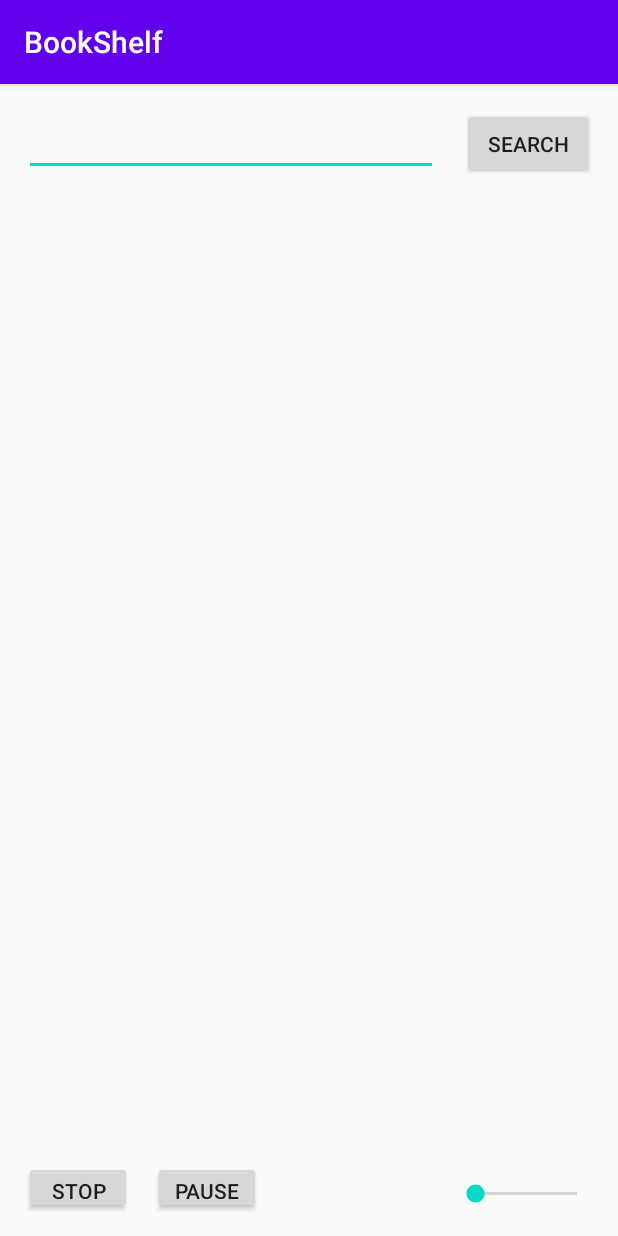
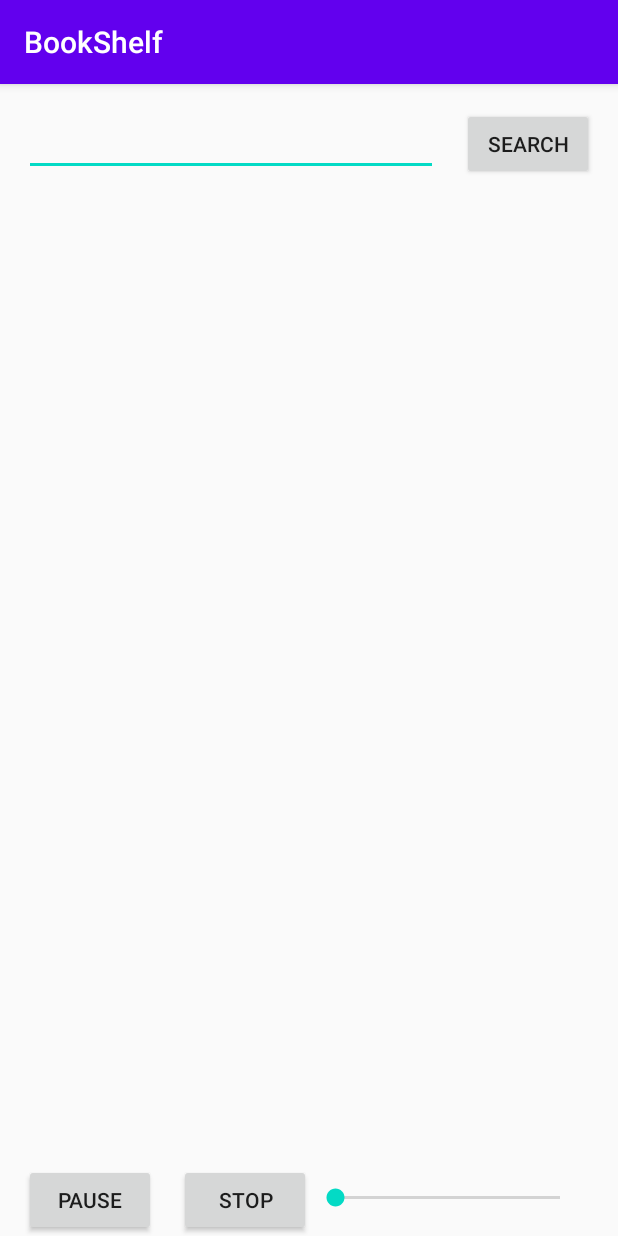
Before and after one commit to trushpatel97/Assignment9, an Android app: the screen it shows after launch (MainActivity), on a phone screen of 412 x 824 dp. Run offline under Robolectric (Android 15) with nearby library versions, the phone set to English and light mode, and no system bars; our stand-ins replace Volley; libraries missing offline, so code that uses them is left out: edu.temple.audiobookplayer; 4 statements that could not run were skipped.

Commit message:
Made minor changes to xml and deleted some useless functions

```diff
--- a/app/src/main/java/com/example/bookshelf/MainActivity.java
+++ b/app/src/main/java/com/example/bookshelf/MainActivity.java
@@ -75,7 +75,7 @@ public class MainActivity extends AppCompatActivity implements BookListFragment.
         setContentView(R.layout.activity_main);
         searchEditText = findViewById(R.id.searchEditText);
         intent = new Intent(MainActivity.this, AudiobookService.class);//Starting intent to run the audiobookserivce class
-        SeekBar seekBar = findViewById(R.id.seekBar);
+        SeekBar seekBar = (SeekBar) findViewById(R.id.seekBar);
         seekBar.setOnSeekBarChangeListener(new SeekBar.OnSeekBarChangeListener() {
             @Override
             public void onProgressChanged(SeekBar seekBar, int progress, boolean fromUser) {
@@ -101,24 +101,7 @@ public class MainActivity extends AppCompatActivity implements BookListFragment.
                 fetchBooks(searchEditText.getText().toString());
             }
         });
-        /*
-        Perform a stop
-         */
-        findViewById(R.id.stopButton).setOnClickListener(new View.OnClickListener() {
-            @Override
-            public void onClick(View v) {
-                stop_pressed();
-            }
-        });
-        /*
-        Perform a pause
-         */
-        findViewById(R.id.pauseButton).setOnClickListener(new View.OnClickListener() {
-            @Override
-            public void onClick(View v) {
-                pause_pressed();
-            }
-        });
+
         /*
         If we previously saved a book search and/or selected a book, then use that
         information to set up the necessary instance variables
@@ -173,6 +156,24 @@ public class MainActivity extends AppCompatActivity implements BookListFragment.
                         .commit();
             }
         }
+        /*
+        Perform a stop
+         */
+        findViewById(R.id.stopButton).setOnClickListener(new View.OnClickListener() {
+            @Override
+            public void onClick(View v) {
+                stop_pressed();
+            }
+        });
+        /*
+        Perform a pause
+         */
+        findViewById(R.id.pauseButton).setOnClickListener(new View.OnClickListener() {
+            @Override
+            public void onClick(View v) {
+                pause_pressed();
+            }
+        });
     }
 
     /*
@@ -258,9 +259,8 @@ public class MainActivity extends AppCompatActivity implements BookListFragment.
     }
 
     public void play_pressed(Book book) {
-        if(!connected){
+        if(connected){
 
-        }else{
             int booksID = book.getId();
             audioService.play(booksID);//play THIS book's ID
             startService(intent);
@@ -268,9 +268,8 @@ public class MainActivity extends AppCompatActivity implements BookListFragment.
     }
 
     public void stop_pressed(){
-        if(!connected){
+        if(connected){
 
-        }else{
             audioService.stop();
             stopService(intent);
         }
--- a/app/src/main/res/layout/activity_main.xml
+++ b/app/src/main/res/layout/activity_main.xml
@@ -46,40 +46,40 @@
 
     <SeekBar
         android:id="@+id/seekBar"
-        android:layout_width="100dp"
-        android:layout_height="21dp"
+        android:layout_width="182dp"
+        android:layout_height="18dp"
         android:layout_marginStart="185dp"
         android:layout_marginTop="15dp"
         android:layout_marginBottom="17dp"
         app:layout_constraintBottom_toBottomOf="parent"
         app:layout_constraintEnd_toEndOf="parent"
-        app:layout_constraintHorizontal_bias="0.913"
+        app:layout_constraintHorizontal_bias="0.491"
+        app:layout_constraintStart_toStartOf="parent"
+        app:layout_constraintTop_toBottomOf="@+id/container1"
+        app:layout_constraintVertical_bias="0.0" />
+
+    <Button
+        android:id="@+id/pauseButton"
+        android:layout_width="wrap_content"
+        android:layout_height="wrap_content"
+        android:layout_marginTop="5dp"
+        android:text="Pause"
+        app:layout_constraintBottom_toBottomOf="parent"
+        app:layout_constraintEnd_toStartOf="@+id/seekBar"
+        app:layout_constraintHorizontal_bias="0.134"
         app:layout_constraintStart_toStartOf="parent"
         app:layout_constraintTop_toBottomOf="@+id/container1"
         app:layout_constraintVertical_bias="1.0" />
 
     <Button
-        android:id="@+id/pauseButton"
-        android:layout_width="72dp"
-        android:layout_height="35dp"
-        android:text="Pause"
-        app:layout_constraintBottom_toBottomOf="parent"
-        app:layout_constraintEnd_toEndOf="parent"
-        app:layout_constraintHorizontal_bias="0.3"
-        app:layout_constraintStart_toStartOf="parent"
-        app:layout_constraintTop_toBottomOf="@+id/container1"
-        app:layout_constraintVertical_bias="0.0" />
-
-    <Button
         android:id="@+id/stopButton"
-        android:layout_width="72dp"
-        android:layout_height="35dp"
+        android:layout_width="wrap_content"
+        android:layout_height="wrap_content"
         android:text="Stop"
         app:layout_constraintBottom_toBottomOf="parent"
         app:layout_constraintEnd_toEndOf="parent"
-        app:layout_constraintEnd_toStartOf="@+id/pauseButton"
-        app:layout_constraintHorizontal_bias="0.529"
+        app:layout_constraintHorizontal_bias="0.368"
         app:layout_constraintStart_toStartOf="parent"
         app:layout_constraintTop_toBottomOf="@+id/container1"
-        app:layout_constraintVertical_bias="0.0" />
+        app:layout_constraintVertical_bias="1.0" />
 </androidx.constraintlayout.widget.ConstraintLayout>
```
Also changed, not shown: app/src/main/java/com/example/bookshelf/BookDetailsFragment.java (+12 -13 lines), app/src/main/res/layout/fragment_book_details.xml (+25 -13 lines).
